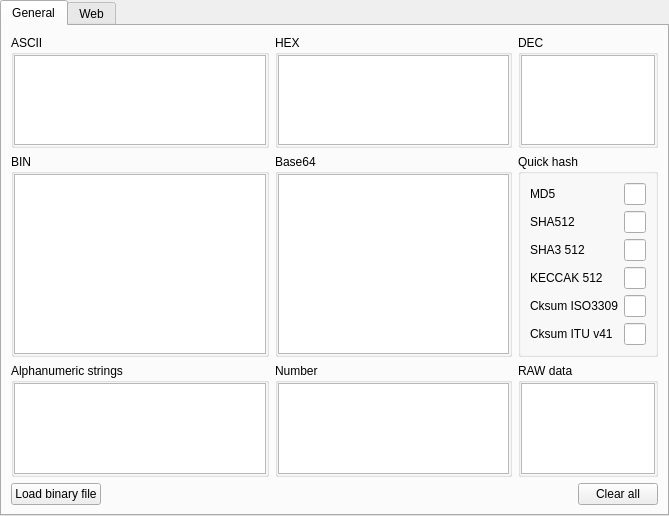
The window that ui/Encoding/UiEncoding.ui (caffedrine/CryptoPocketKnife) describes before a commit, drawn with Qt 5.
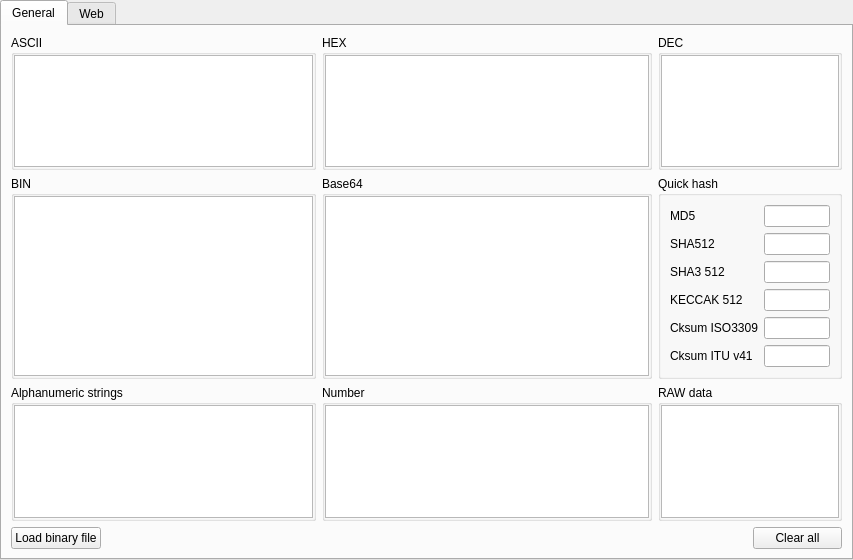
The same window after the commit. Custom widgets are drawn as their Qt base class.

Commit message: Accept drops on encoding section

```diff
--- a/ui/Encoding/UiEncoding.ui
+++ b/ui/Encoding/UiEncoding.ui
@@ -6,8 +6,8 @@
    <rect>
     <x>0</x>
     <y>0</y>
-    <width>669</width>
-    <height>516</height>
+    <width>853</width>
+    <height>560</height>
    </rect>
   </property>
   <property name="windowTitle">
@@ -130,9 +130,10 @@
            <widget class="QTextEdit" name="textEdit_EncodeDecode_General_BIN">
             <property name="html">
              <string>&lt;!DOCTYPE HTML PUBLIC &quot;-//W3C//DTD HTML 4.0//EN&quot; &quot;http://www.w3.org/TR/REC-html40/strict.dtd&quot;&gt;
-&lt;html&gt;&lt;head&gt;&lt;meta name=&quot;qrichtext&quot; content=&quot;1&quot; /&gt;&lt;style type=&quot;text/css&quot;&gt;
+&lt;html&gt;&lt;head&gt;&lt;meta name=&quot;qrichtext&quot; content=&quot;1&quot; /&gt;&lt;meta charset=&quot;utf-8&quot; /&gt;&lt;style type=&quot;text/css&quot;&gt;
 p, li { white-space: pre-wrap; }
-&lt;/style&gt;&lt;/head&gt;&lt;body style=&quot; font-family:'Ubuntu'; font-size:11pt; font-weight:400; font-style:normal;&quot;&gt;
+hr { height: 1px; border-width: 0; }
+&lt;/style&gt;&lt;/head&gt;&lt;body style=&quot; font-family:'Segoe UI'; font-size:9pt; font-weight:400; font-style:normal;&quot;&gt;
 &lt;p style=&quot;-qt-paragraph-type:empty; margin-top:0px; margin-bottom:0px; margin-left:0px; margin-right:0px; -qt-block-indent:0; text-indent:0px; font-family:'MS Shell Dlg 2'; font-size:8.25pt;&quot;&gt;&lt;br /&gt;&lt;/p&gt;&lt;/body&gt;&lt;/html&gt;</string>
             </property>
            </widget>
@@ -292,9 +293,10 @@
            <widget class="QTextEdit" name="textEdit_EncodeDecode_General_AlphanumericStrings">
             <property name="html">
              <string>&lt;!DOCTYPE HTML PUBLIC &quot;-//W3C//DTD HTML 4.0//EN&quot; &quot;http://www.w3.org/TR/REC-html40/strict.dtd&quot;&gt;
-&lt;html&gt;&lt;head&gt;&lt;meta name=&quot;qrichtext&quot; content=&quot;1&quot; /&gt;&lt;style type=&quot;text/css&quot;&gt;
+&lt;html&gt;&lt;head&gt;&lt;meta name=&quot;qrichtext&quot; content=&quot;1&quot; /&gt;&lt;meta charset=&quot;utf-8&quot; /&gt;&lt;style type=&quot;text/css&quot;&gt;
 p, li { white-space: pre-wrap; }
-&lt;/style&gt;&lt;/head&gt;&lt;body style=&quot; font-family:'Ubuntu'; font-size:11pt; font-weight:400; font-style:normal;&quot;&gt;
+hr { height: 1px; border-width: 0; }
+&lt;/style&gt;&lt;/head&gt;&lt;body style=&quot; font-family:'Segoe UI'; font-size:9pt; font-weight:400; font-style:normal;&quot;&gt;
 &lt;p style=&quot;-qt-paragraph-type:empty; margin-top:0px; margin-bottom:0px; margin-left:0px; margin-right:0px; -qt-block-indent:0; text-indent:0px; font-family:'MS Shell Dlg 2'; font-size:8.25pt;&quot;&gt;&lt;br /&gt;&lt;/p&gt;&lt;/body&gt;&lt;/html&gt;</string>
             </property>
            </widget>
@@ -350,13 +352,14 @@
              <bool>true</bool>
             </property>
             <property name="readOnly">
-             <bool>true</bool>
+             <bool>false</bool>
             </property>
             <property name="html">
              <string>&lt;!DOCTYPE HTML PUBLIC &quot;-//W3C//DTD HTML 4.0//EN&quot; &quot;http://www.w3.org/TR/REC-html40/strict.dtd&quot;&gt;
-&lt;html&gt;&lt;head&gt;&lt;meta name=&quot;qrichtext&quot; content=&quot;1&quot; /&gt;&lt;style type=&quot;text/css&quot;&gt;
+&lt;html&gt;&lt;head&gt;&lt;meta name=&quot;qrichtext&quot; content=&quot;1&quot; /&gt;&lt;meta charset=&quot;utf-8&quot; /&gt;&lt;style type=&quot;text/css&quot;&gt;
 p, li { white-space: pre-wrap; }
-&lt;/style&gt;&lt;/head&gt;&lt;body style=&quot; font-family:'Ubuntu'; font-size:11pt; font-weight:400; font-style:normal;&quot;&gt;
+hr { height: 1px; border-width: 0; }
+&lt;/style&gt;&lt;/head&gt;&lt;body style=&quot; font-family:'Segoe UI'; font-size:9pt; font-weight:400; font-style:normal;&quot;&gt;
 &lt;p style=&quot;-qt-paragraph-type:empty; margin-top:0px; margin-bottom:0px; margin-left:0px; margin-right:0px; -qt-block-indent:0; text-indent:0px; font-family:'MS Shell Dlg 2'; font-size:8.25pt;&quot;&gt;&lt;br /&gt;&lt;/p&gt;&lt;/body&gt;&lt;/html&gt;</string>
             </property>
            </widget>
@@ -470,6 +473,13 @@
    </item>
   </layout>
  </widget>
+ <customwidgets>
+  <customwidget>
+   <class>AdvancedTextEdit</class>
+   <extends>QTextEdit</extends>
+   <header>AdvancedTextEdit.h</header>
+  </customwidget>
+ </customwidgets>
  <resources/>
  <connections/>
 </ui>
```
Left out of the diff: 54 changed lines with no effect on the pictures. The commit also changes 3 other files.
